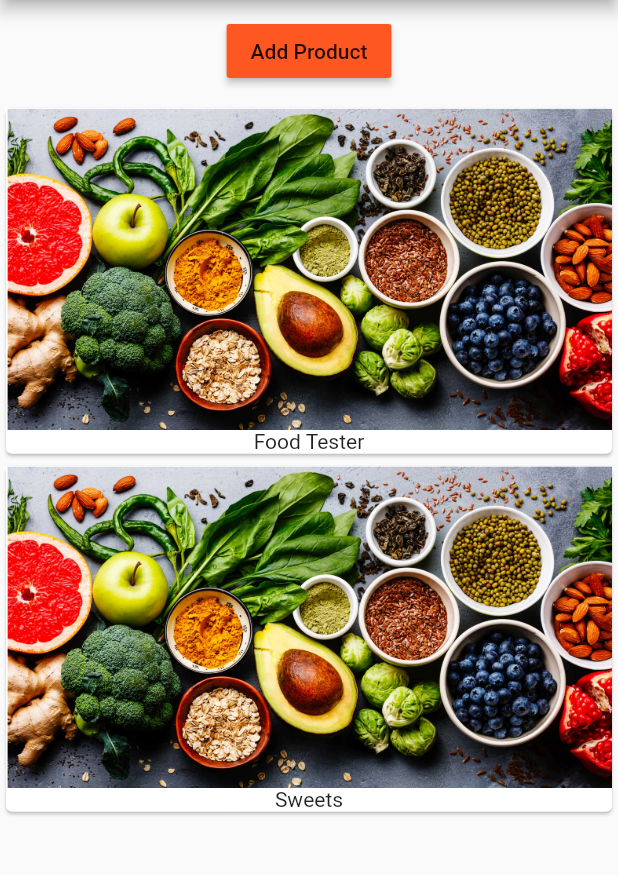
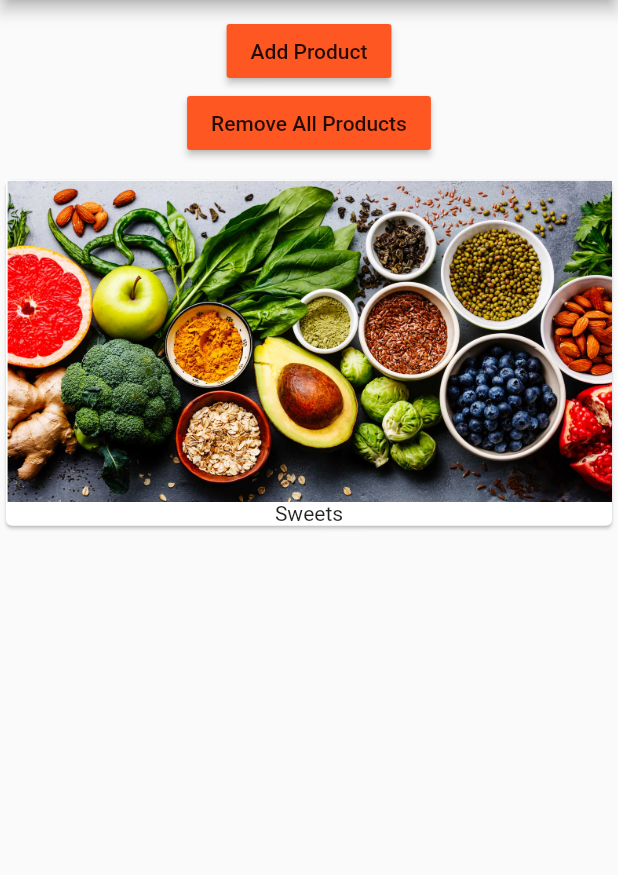
Before and after one commit to georgesmhanna/easylist-flutter, a Flutter app: the screen it shows after launch, after a tap on "Add Product", on a phone screen of 412 x 824 dp, the part 84-959 px from its top. Run offline on Flutter 3.47's test engine with Material 2 defaults, Android fonts, the phone set to English and light mode, and no system bars.

Commit message:
- using list views for rendering lists - using if statements to render lists conditionally - add remove all products button

```diff
--- a/lib/main.dart
+++ b/lib/main.dart
@@ -1,7 +1,11 @@
 import 'package:first_app/product_manager.dart';
 import 'package:flutter/material.dart';
+//import 'package:flutter/rendering.dart';
 
 void main() {
+//  debugPaintSizeEnabled = true;
+//  debugPaintBaselinesEnabled = true;
+//  debugPaintPointersEnabled = true;
   runApp(MyApp());
 }
 
@@ -9,13 +13,16 @@ class MyApp extends StatelessWidget {
   @override
   Widget build(BuildContext context) {
     return MaterialApp(
-      theme: ThemeData(
-        brightness: Brightness.light,
-        primarySwatch: Colors.deepOrange,
-        accentColor: Colors.deepPurple
-      ),
+//      debugShowMaterialGrid: true,
+        theme: ThemeData(
+            brightness: Brightness.light,
+            primarySwatch: Colors.deepOrange,
+            accentColor: Colors.deepPurple
+        ),
         home: Scaffold(
             appBar: AppBar(title: Text('EasyList')),
-            body: Column(children: [ProductManager('Food Tester')])));
+            body: ProductManager()
+        )
+    );
   }
 }
--- a/lib/product_control.dart
+++ b/lib/product_control.dart
@@ -2,18 +2,28 @@ import 'package:flutter/material.dart';
 
 class ProductControl extends StatelessWidget {
   final void Function(String product) addProduct;
+  final void Function() removeAllProducts;
 
-  ProductControl(this.addProduct);
+  ProductControl(this.addProduct, this.removeAllProducts);
 
   @override
   Widget build(BuildContext context) {
     // TODO: implement build
-    return RaisedButton(
-      child: Text('Add Product'),
-      color: Theme.of(context).primaryColor,
-      onPressed: () {
-        addProduct('Sweets');
-      },
-    );
+    return Column(children: [
+      RaisedButton(
+        child: Text('Add Product'),
+        color: Theme.of(context).primaryColor,
+        onPressed: () {
+          addProduct('Sweets');
+        },
+      ),
+      RaisedButton(
+        child: Text('Remove All Products'),
+        color: Theme.of(context).primaryColor,
+        onPressed: () {
+          removeAllProducts();
+        },
+      )
+    ]);
   }
 }
--- a/lib/product_manager.dart
+++ b/lib/product_manager.dart
@@ -4,11 +4,12 @@ import './products.dart';
 
 import './product_control.dart';
 
+// ignore: must_be_immutable
 class ProductManager extends StatefulWidget {
 
   final String startingProduct;
 
-  ProductManager(this.startingProduct) {
+  ProductManager({this.startingProduct}) {
     print('product manager constructor');
   }
 
@@ -25,7 +26,9 @@ class _ProductManagerState extends State<ProductManager> {
   @override
   void initState() {
     print('product manager state --> initState');
-    _products.add(widget.startingProduct);
+    if (widget.startingProduct != null) {
+      _products.add(widget.startingProduct);
+    }
     super.initState();
   }
 
@@ -40,15 +43,19 @@ class _ProductManagerState extends State<ProductManager> {
       _products.add(product);
     });
   }
+
+  void removeAllProducts() {
+    setState(() {
+      _products.removeRange(0, _products.length);
+    });
+  }
   @override
   Widget build(BuildContext context) {
     print('product manager state --> build');
     return Column(children: [
       Container(
-        margin: EdgeInsets.all(10.0),
-        child: ProductControl(addProduct)
-      ),
-      Products(_products)
-    ]);
+          margin: EdgeInsets.all(10.0), child: ProductControl(addProduct, removeAllProducts)),
+      Expanded(child: Products(products: _products))
+    ],);
   }
 }
--- a/lib/products.dart
+++ b/lib/products.dart
@@ -3,20 +3,28 @@ import 'package:flutter/material.dart';
 class Products extends StatelessWidget {
   final List<String> products;
 
-  Products(this.products) {
+  Products({this.products}) {
     print('products constructor');
+  }
+
+  Widget _buildProductItem(BuildContext context, int index) {
+    return Card(
+        child: Column(
+            children: [Image.asset('assets/food.png'), Text(products[index])]));
+  }
+
+  Widget _buildProductList() {
+     Widget productCards = Center(child: Text("No products found, please add some"));
+     if (products.length>0) {
+       productCards = ListView.builder(
+           itemBuilder: _buildProductItem, itemCount: products.length);
+     }
+     return productCards;
   }
 
   @override
   Widget build(BuildContext context) {
     print('product --> build');
-    return Column(
-        children: products
-            .map((element) => Card(
-                    child: Column(children: <Widget>[
-                  Image.asset('assets/food.png'),
-                  Text(element)
-                ])))
-            .toList());
+    return _buildProductList();
   }
 }
```
